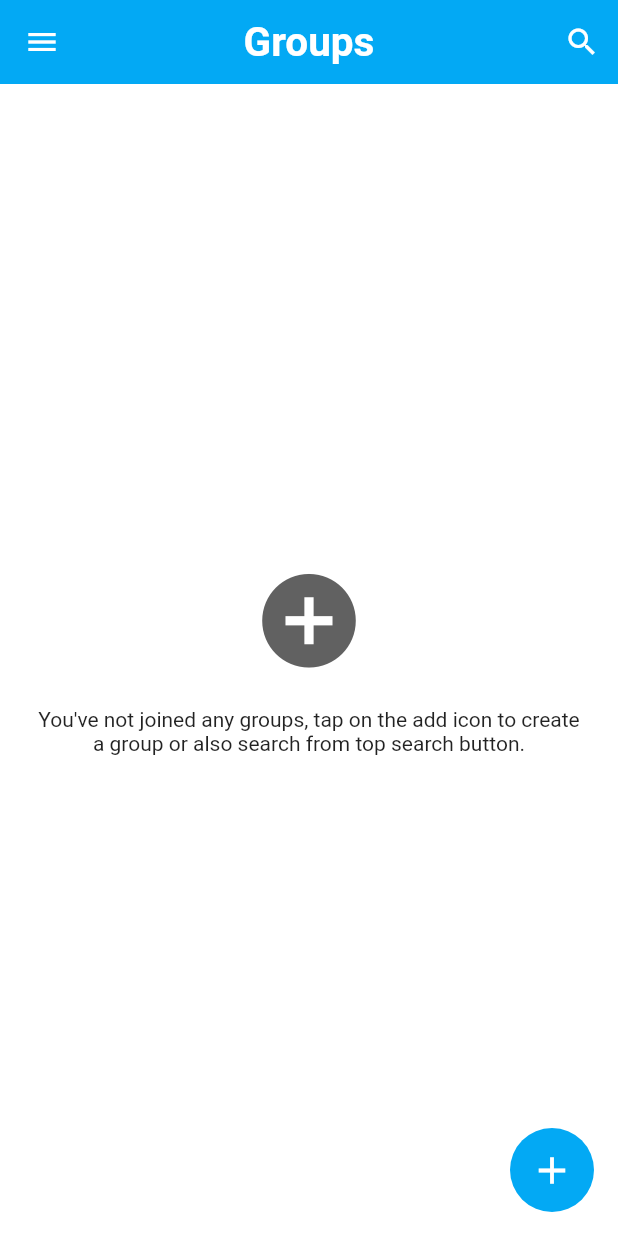
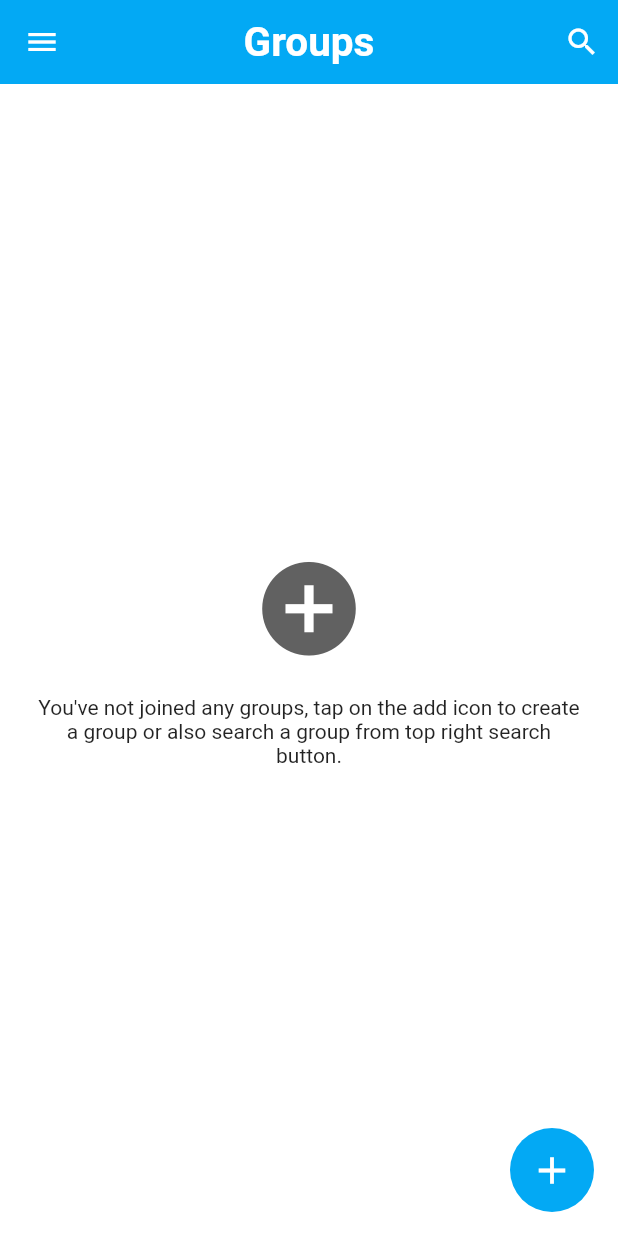
Before and after one commit to suyogyaady/individual_android, a Flutter app: the HomePage screen opened directly, on a phone screen of 412 x 824 dp. Run offline on Flutter 3.47's test engine with Material 2 defaults, Android fonts, the phone set to English and light mode, and no system bars; our stand-ins replace cloud_firestore, firebase_auth, firebase_core, shared_preferences; missing offline and left inert: cloud_firestore_web, firebase_auth_web, firebase_core_web, shared_preferences_web; accounts and stored records are empty.

Commit message:
pages configurations and text message addition and modification

```diff
--- a/lib/pages/chat_page.dart
+++ b/lib/pages/chat_page.dart
@@ -83,7 +83,7 @@ class _ChatPageState extends State<ChatPage> {
                   controller: messageController,
                   style: const TextStyle(color: Colors.white),
                   decoration: const InputDecoration(
-                    hintText: "Send a message...",
+                    hintText: "Send a message....",
                     hintStyle: TextStyle(color: Colors.white, fontSize: 16),
                     border: InputBorder.none,
                   ),
--- a/lib/pages/group_info.dart
+++ b/lib/pages/group_info.dart
@@ -63,7 +63,7 @@ class _GroupInfoState extends State<GroupInfo> {
                       return AlertDialog(
                         title: const Text("Exit"),
                         content:
-                            const Text("Are you sure you exit the group? "),
+                            const Text("Are you sure you want to leave the group? "),
                         actions: [
                           IconButton(
                             onPressed: () {
--- a/lib/pages/home_page.dart
+++ b/lib/pages/home_page.dart
@@ -330,7 +330,7 @@ class _HomePageState extends State<HomePage> {
             height: 20,
           ),
           const Text(
-            "You've not joined any groups, tap on the add icon to create a group or also search from top search button.",
+            "You've not joined any groups, tap on the add icon to create a group or also search a group from top right search button.",
             textAlign: TextAlign.center,
           )
         ],
--- a/lib/pages/search_page.dart
+++ b/lib/pages/search_page.dart
@@ -175,7 +175,7 @@ class _SearchPageState extends State<SearchPage> {
             setState(() {
               isJoined = !isJoined;
             });
-            showSnackbar(context, Colors.green, "Successfully joined he group");
+            showSnackbar(context, Colors.green, "Successfully joined the group");
             Future.delayed(const Duration(seconds: 2), () {
               nextScreen(
                   context,
```
